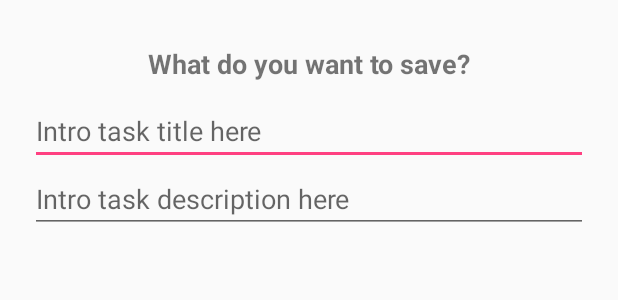
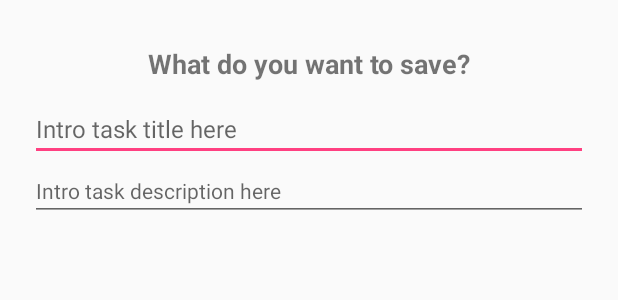
Before and after one commit to usainzg/todo-proyect, an Android app: the layout task_dialog_view.xml on its own in the app's theme, with its tools: preview values and no code run, on a phone screen of 412 x 824 dp. Shown: the top 300 px of the screen. Run offline under Robolectric (Android 15) with nearby library versions, the phone set to English and light mode, and no system bars.

```diff
--- a/Proyect/app/src/main/java/com/codi6/proyect/activity/MainActivity1.java
+++ b/Proyect/app/src/main/java/com/codi6/proyect/activity/MainActivity1.java
@@ -1,6 +1,7 @@
 package com.codi6.proyect.activity;
 
 import android.content.DialogInterface;
+import android.net.wifi.p2p.WifiP2pManager;
 import android.os.Build;
 import android.os.Bundle;
 import android.support.design.widget.FloatingActionButton;
@@ -13,6 +14,7 @@ import android.support.v4.widget.DrawerLayout;
 import android.support.v7.app.ActionBarDrawerToggle;
 import android.support.v7.app.AlertDialog;
 import android.support.v7.app.AppCompatActivity;
+import android.support.v7.widget.CardView;
 import android.support.v7.widget.SearchView;
 import android.support.v7.widget.SearchView.OnQueryTextListener;
 import android.support.v7.widget.Toolbar;
@@ -24,6 +26,7 @@ import android.view.MenuItem;
 import android.view.View;
 import android.widget.EditText;
 import android.widget.TextView;
+import android.widget.Toast;
 
 import com.codi6.proyect.R;
 import com.codi6.proyect.adapters.TaskRealmAdapter;
--- a/Proyect/app/src/main/java/com/codi6/proyect/fragments/ItemFragment.java
+++ b/Proyect/app/src/main/java/com/codi6/proyect/fragments/ItemFragment.java
@@ -2,9 +2,11 @@ package com.codi6.proyect.fragments;
 
 import android.os.Bundle;
 import android.support.v4.app.Fragment;
+import android.support.v7.widget.CardView;
 import android.view.LayoutInflater;
 import android.view.View;
 import android.view.ViewGroup;
+import android.widget.Toast;
 
 import com.codi6.proyect.R;
 
@@ -12,6 +14,7 @@ public class ItemFragment extends Fragment {
 
     private static final String ARG_COLUMN_COUNT = "column-count";
     private int mColumnCount = 1;
+    private CardView card_task;
 
     /**
      * Mandatory empty constructor for the fragment manager to instantiate the
@@ -35,6 +38,7 @@ public class ItemFragment extends Fragment {
         if (getArguments() != null) {
             mColumnCount = getArguments().getInt(ARG_COLUMN_COUNT);
         }
+
     }
 
     @Override
--- a/Proyect/app/src/main/res/layout/fragment_item.xml
+++ b/Proyect/app/src/main/res/layout/fragment_item.xml
@@ -17,7 +17,7 @@
         android:layout_height="120dp"
         android:layout_marginTop="10dp"
         app:cardElevation="@dimen/cardview_default_radius"
-        android:layout_width="300dp">
+        android:layout_width="300dp" >
 
         <LinearLayout
             android:layout_width="match_parent"
--- a/Proyect/app/src/main/res/layout/task_dialog_view.xml
+++ b/Proyect/app/src/main/res/layout/task_dialog_view.xml
@@ -20,11 +20,13 @@
         android:layout_marginTop="10dp"
         android:maxLines="1"
         android:imeOptions="actionDone"
-        android:hint="@string/dialog_task_hint_title" />
+        android:hint="@string/dialog_task_hint_title"
+        android:textSize="16sp" />
 
     <EditText
         android:layout_width="match_parent"
         android:layout_height="wrap_content"
         android:id="@+id/dialogDescriptionInput"
-        android:hint="@string/dialog_task_hint_description" />
+        android:hint="@string/dialog_task_hint_description"
+        android:textSize="14sp" />
 </LinearLayout>
```
Also changed, not shown: Proyect/app/src/main/java/com/codi6/proyect/adapters/TaskRealmAdapter.java (+13 -0 lines).
